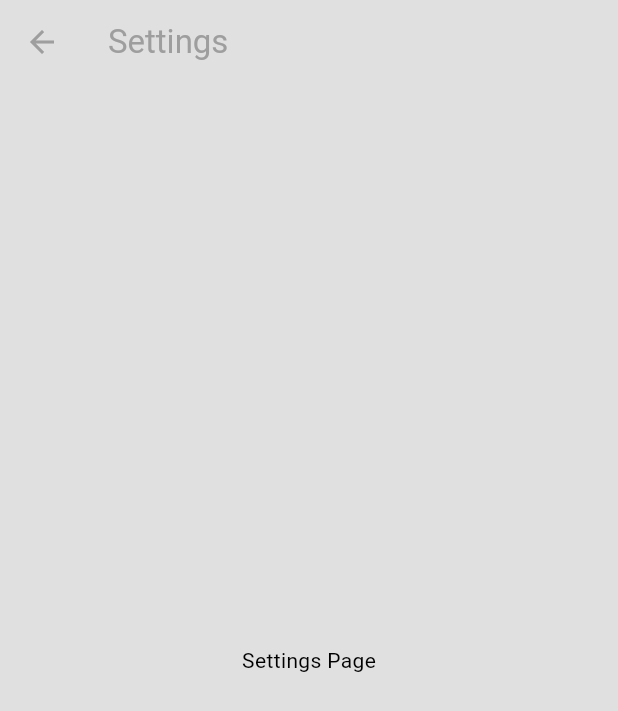
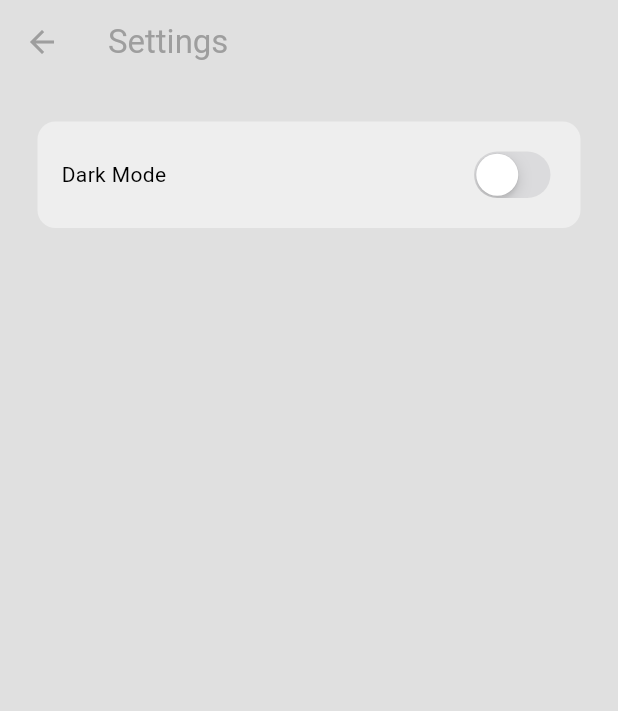
Before and after one commit to thelordzeus/chat_application, a Flutter app: the screen it shows once a user with an empty profile is signed in, in the side drawer, after a tap on "S E T T I N G S", on a phone screen of 412 x 824 dp. Shown: the top 711 px of the screen. Run offline on Flutter 3.47's test engine with Material 3 defaults, Android fonts, the phone set to English and light mode, and no system bars; our stand-ins replace cloud_firestore, firebase_auth, firebase_core, flutter_dotenv; accounts and stored records are empty; network calls fail.

Commit message:
feat: added theme switching toggle

```diff
--- a/lib/main.dart
+++ b/lib/main.dart
@@ -1,10 +1,12 @@
 import 'package:chat_application/services/auth/auth_gate.dart';
+import 'package:chat_application/themes/theme_provider.dart';
 import 'package:flutter/material.dart';
 import 'package:flutter_dotenv/flutter_dotenv.dart';
 import 'package:firebase_core/firebase_core.dart';
 
 import 'package:chat_application/firebase_options.dart';
 import 'package:chat_application/themes/light_mode.dart';
+import 'package:provider/provider.dart';
 
 void main() async {
   WidgetsFlutterBinding.ensureInitialized();
@@ -18,7 +20,12 @@ void main() async {
   }
 
   await Firebase.initializeApp(options: DefaultFirebaseOptions.currentPlatform);
-  runApp(const MyApp());
+  runApp(
+    ChangeNotifierProvider(
+      create: (context) => ThemeProvider(),
+      child: const MyApp(),
+    ),
+  );
 }
 
 class MyApp extends StatelessWidget {
@@ -28,7 +35,7 @@ class MyApp extends StatelessWidget {
   Widget build(BuildContext context) {
     return MaterialApp(
       debugShowCheckedModeBanner: false,
-      theme: lightMode,
+      theme: Provider.of<ThemeProvider>(context).themeData,
       home: const AuthGate(),
     );
   }
--- a/lib/pages/settings_page.dart
+++ b/lib/pages/settings_page.dart
@@ -1,4 +1,7 @@
+import 'package:chat_application/themes/theme_provider.dart';
+import 'package:flutter/cupertino.dart';
 import 'package:flutter/material.dart';
+import 'package:provider/provider.dart';
 
 class SettingsPage extends StatelessWidget {
   const SettingsPage({super.key});
@@ -13,9 +16,29 @@ class SettingsPage extends StatelessWidget {
           elevation: 0,
           foregroundColor: Colors.grey,
         ),
-      body: const Center(
-        child: Text("Settings Page"),
+        body: Container(
+          decoration: BoxDecoration(
+            color: Theme.of(context).colorScheme.secondary,
+            borderRadius: BorderRadius.circular(12),
           ),
-    );
+          margin: const EdgeInsets.all(25),
+          padding: const EdgeInsets.all(16),
+          child: Row(
+            mainAxisAlignment: MainAxisAlignment.spaceBetween,
+            children: [
+              // dark mode
+              const Text("Dark Mode"),
+
+              // switch toggle
+              CupertinoSwitch(
+                value: Provider.of<ThemeProvider>(context, listen: false)
+                    .isDarkMode,
+                onChanged: (value) =>
+                    Provider.of<ThemeProvider>(context, listen: false)
+                        .toggleTheme(),
+              ),
+            ],
+          ),
+        ));
   }
 }
--- a/pubspec.yaml
+++ b/pubspec.yaml
@@ -39,6 +39,7 @@ dependencies:
   firebase_auth: 4.15.3
   flutter_dotenv: ^5.1.0
   cloud_firestore: ^4.14.0
+  provider: ^6.1.2
 
 dev_dependencies:
   flutter_test:
```
Also changed, not shown: pubspec.lock. Lines whose indentation alone changed are shown as unchanged.
